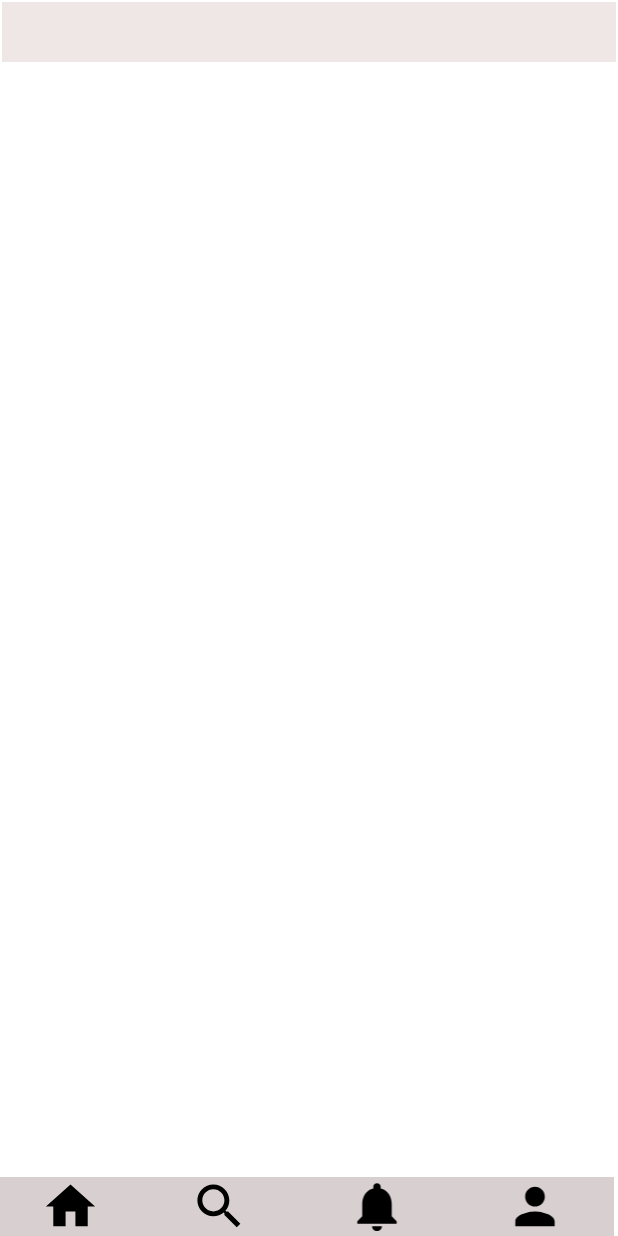
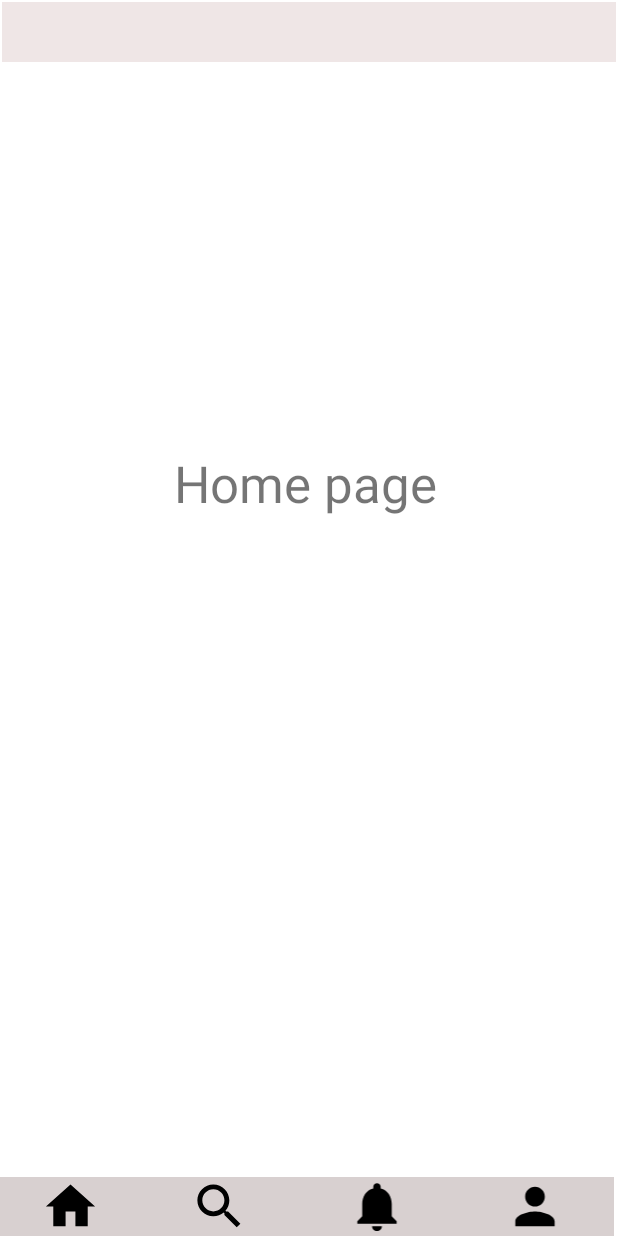
Before and after one commit to Dip-to/Q-Mark, an Android app: the homepage screen opened directly, with no data from a screen before it, on a phone screen of 412 x 824 dp. Run offline under Robolectric (Android 15) with nearby library versions, the phone set to English and light mode, and no system bars.

Commit message:
side_menu add

```diff
--- /dev/null
+++ b/app/src/main/java/com/example/q_mark/Addfriend.java
@@ -0,0 +1,19 @@
+package com.example.q_mark;
+
+import android.os.Bundle;
+import android.view.LayoutInflater;
+import android.view.View;
+import android.view.ViewGroup;
+
+import androidx.annotation.NonNull;
+import androidx.annotation.Nullable;
+import androidx.fragment.app.Fragment;
+
+public class Addfriend extends Fragment {
+
+    @Nullable
+    @Override
+    public View onCreateView(@NonNull LayoutInflater inflater, @Nullable ViewGroup container, @Nullable Bundle savedInstanceState) {
+        return inflater.inflate(R.layout.addfriend,container,false);
+    }
+}
--- /dev/null
+++ b/app/src/main/java/com/example/q_mark/Chat.java
@@ -0,0 +1,19 @@
+package com.example.q_mark;
+
+import android.os.Bundle;
+import android.view.LayoutInflater;
+import android.view.View;
+import android.view.ViewGroup;
+
+import androidx.annotation.NonNull;
+import androidx.annotation.Nullable;
+import androidx.fragment.app.Fragment;
+
+public class Chat  extends Fragment {
+
+    @Nullable
+    @Override
+    public View onCreateView(@NonNull LayoutInflater inflater, @Nullable ViewGroup container, @Nullable Bundle savedInstanceState) {
+        return inflater.inflate(R.layout.chat,container,false);
+    }
+}
--- /dev/null
+++ b/app/src/main/java/com/example/q_mark/Course.java
@@ -0,0 +1,19 @@
+package com.example.q_mark;
+
+import android.os.Bundle;
+import android.view.LayoutInflater;
+import android.view.View;
+import android.view.ViewGroup;
+
+import androidx.annotation.NonNull;
+import androidx.annotation.Nullable;
+import androidx.fragment.app.Fragment;
+
+public class Course extends Fragment {
+
+    @Nullable
+    @Override
+    public View onCreateView(@NonNull LayoutInflater inflater, @Nullable ViewGroup container, @Nullable Bundle savedInstanceState) {
+        return inflater.inflate(R.layout.course,container,false);
+    }
+}
--- /dev/null
+++ b/app/src/main/java/com/example/q_mark/Friends.java
@@ -0,0 +1,19 @@
+package com.example.q_mark;
+
+import android.os.Bundle;
+import android.view.LayoutInflater;
+import android.view.View;
+import android.view.ViewGroup;
+
+import androidx.annotation.NonNull;
+import androidx.annotation.Nullable;
+import androidx.fragment.app.Fragment;
+
+public class Friends extends Fragment {
+
+    @Nullable
+    @Override
+    public View onCreateView(@NonNull LayoutInflater inflater, @Nullable ViewGroup container, @Nullable Bundle savedInstanceState) {
+        return inflater.inflate(R.layout.friends,container,false);
+    }
+}
--- /dev/null
+++ b/app/src/main/java/com/example/q_mark/Home.java
@@ -0,0 +1,19 @@
+package com.example.q_mark;
+
+import android.os.Bundle;
+import android.view.LayoutInflater;
+import android.view.View;
+import android.view.ViewGroup;
+
+import androidx.annotation.NonNull;
+import androidx.annotation.Nullable;
+import androidx.fragment.app.Fragment;
+
+public class Home extends Fragment {
+
+    @Nullable
+    @Override
+    public View onCreateView(@NonNull LayoutInflater inflater, @Nullable ViewGroup container, @Nullable Bundle savedInstanceState) {
+        return inflater.inflate(R.layout.home,container,false);
+    }
+}
--- /dev/null
+++ b/app/src/main/java/com/example/q_mark/Notification.java
@@ -0,0 +1,19 @@
+package com.example.q_mark;
+
+import android.os.Bundle;
+import android.view.LayoutInflater;
+import android.view.View;
+import android.view.ViewGroup;
+
+import androidx.annotation.NonNull;
+import androidx.annotation.Nullable;
+import androidx.fragment.app.Fragment;
+
+public class Notification extends Fragment {
+
+    @Nullable
+    @Override
+    public View onCreateView(@NonNull LayoutInflater inflater, @Nullable ViewGroup container, @Nullable Bundle savedInstanceState) {
+        return inflater.inflate(R.layout.notification,container,false);
+    }
+}
--- /dev/null
+++ b/app/src/main/java/com/example/q_mark/Profile.java
@@ -0,0 +1,19 @@
+package com.example.q_mark;
+
+import android.os.Bundle;
+import android.view.LayoutInflater;
+import android.view.View;
+import android.view.ViewGroup;
+
+import androidx.annotation.NonNull;
+import androidx.annotation.Nullable;
+import androidx.fragment.app.Fragment;
+
+public class Profile extends Fragment {
+
+    @Nullable
+    @Override
+    public View onCreateView(@NonNull LayoutInflater inflater, @Nullable ViewGroup container, @Nullable Bundle savedInstanceState) {
+        return inflater.inflate(R.layout.profile,container,false);
+    }
+}
--- /dev/null
+++ b/app/src/main/java/com/example/q_mark/Settings.java
@@ -0,0 +1,19 @@
+package com.example.q_mark;
+
+import android.os.Bundle;
+import android.view.LayoutInflater;
+import android.view.View;
+import android.view.ViewGroup;
+
+import androidx.annotation.NonNull;
+import androidx.annotation.Nullable;
+import androidx.fragment.app.Fragment;
+
+public class Settings extends Fragment {
+
+    @Nullable
+    @Override
+    public View onCreateView(@NonNull LayoutInflater inflater, @Nullable ViewGroup container, @Nullable Bundle savedInstanceState) {
+        return inflater.inflate(R.layout.settings,container,false);
+    }
+}
--- /dev/null
+++ b/app/src/main/java/com/example/q_mark/Upload.java
@@ -0,0 +1,19 @@
+package com.example.q_mark;
+
+import android.os.Bundle;
+import android.view.LayoutInflater;
+import android.view.View;
+import android.view.ViewGroup;
+
+import androidx.annotation.NonNull;
+import androidx.annotation.Nullable;
+import androidx.fragment.app.Fragment;
+
+public class Upload extends Fragment {
+
+    @Nullable
+    @Override
+    public View onCreateView(@NonNull LayoutInflater inflater, @Nullable ViewGroup container, @Nullable Bundle savedInstanceState) {
+        return inflater.inflate(R.layout.upload,container,false);
+    }
+}
--- a/app/src/main/java/com/example/q_mark/homepage.java
+++ b/app/src/main/java/com/example/q_mark/homepage.java
@@ -1,5 +1,6 @@
 package com.example.q_mark;
 
+import androidx.annotation.NonNull;
 import androidx.appcompat.app.ActionBarDrawerToggle;
 import androidx.appcompat.app.AppCompatActivity;
 import androidx.appcompat.widget.Toolbar;
@@ -8,8 +9,11 @@ import androidx.drawerlayout.widget.DrawerLayout;
 
 import android.content.Intent;
 import android.os.Bundle;
+import android.view.MenuItem;
 
-public class homepage extends AppCompatActivity {
+import com.google.android.material.navigation.NavigationView;
+
+public class homepage extends AppCompatActivity implements NavigationView.OnNavigationItemSelectedListener {
     private DrawerLayout drawer;
 
     @Override
@@ -17,6 +21,59 @@ public class homepage extends AppCompatActivity {
         super.onCreate(savedInstanceState);
         getSupportActionBar().hide();
         setContentView(R.layout.activity_homepage);
+
+
+        NavigationView navigationView = findViewById(R.id.nav_view);
+        navigationView.setNavigationItemSelectedListener(this);
+
+        drawer = findViewById(R.id.drawer_layout);
+
+        ActionBarDrawerToggle toggle = new ActionBarDrawerToggle(this, drawer, R.string.navigation_drawer_open,
+                R.string.navigation_drawer_close);
+
+        drawer.addDrawerListener(toggle);
+        toggle.syncState();
+
+        if (savedInstanceState == null) {
+            getSupportFragmentManager().beginTransaction().replace(R.id.fragment_container,
+                    new Chat()).commit();
+            navigationView.setCheckedItem(R.id.side_menu_chat);
+
+            getSupportFragmentManager().beginTransaction().replace(R.id.fragment_container,
+                    new Profile()).commit();
+            navigationView.setCheckedItem(R.id.side_menu_profile);
+
+            getSupportFragmentManager().beginTransaction().replace(R.id.fragment_container,
+                    new Notification()).commit();
+            navigationView.setCheckedItem(R.id.side_menu_notification);
+
+            getSupportFragmentManager().beginTransaction().replace(R.id.fragment_container,
+                    new Friends()).commit();
+            navigationView.setCheckedItem(R.id.side_menu_friends);
+            getSupportFragmentManager().beginTransaction().replace(R.id.fragment_container,
+                    new Addfriend()).commit();
+            navigationView.setCheckedItem(R.id.side_menu_addfriend);
+
+            getSupportFragmentManager().beginTransaction().replace(R.id.fragment_container,
+                    new Upload()).commit();
+            navigationView.setCheckedItem(R.id.side_menu_upload);
+
+            getSupportFragmentManager().beginTransaction().replace(R.id.fragment_container,
+                    new Settings()).commit();
+            navigationView.setCheckedItem(R.id.side_menu_settings);
+
+            getSupportFragmentManager().beginTransaction().replace(R.id.fragment_container,
+                    new Course()).commit();
+            navigationView.setCheckedItem(R.id.side_menu_course);
+
+            getSupportFragmentManager().beginTransaction().replace(R.id.fragment_container,
+                    new Home()).commit();
+            navigationView.setCheckedItem(R.id.side_menu_home);
+
+
+        }
+
+
     }
 
     @Override
@@ -29,4 +86,55 @@ public class homepage extends AppCompatActivity {
 
     }
 
+    @Override
+    public boolean onNavigationItemSelected(@NonNull MenuItem item) {
+        switch (item.getItemId()) {
+            case R.id.side_menu_chat:
+                getSupportFragmentManager().beginTransaction().replace(R.id.fragment_container,
+                        new Chat()).commit();
+                break;
+
+            case R.id.side_menu_home:
+                getSupportFragmentManager().beginTransaction().replace(R.id.fragment_container,
+                        new Home()).commit();
+                break;
+
+            case R.id.side_menu_profile:
+                getSupportFragmentManager().beginTransaction().replace(R.id.fragment_container,
+                        new Profile()).commit();
+                break;
+            case R.id.side_menu_friends:
+                getSupportFragmentManager().beginTransaction().replace(R.id.fragment_container,
+                        new Friends()).commit();
+                break;
+
+            case R.id.side_menu_notification:
+                getSupportFragmentManager().beginTransaction().replace(R.id.fragment_container,
+                        new Notification()).commit();
+                break;
+
+            case R.id.side_menu_course:
+                getSupportFragmentManager().beginTransaction().replace(R.id.fragment_container,
+                        new Course()).commit();
+                break;
+
+            case R.id.side_menu_addfriend:
+                getSupportFragmentManager().beginTransaction().replace(R.id.fragment_container,
+                        new Addfriend()).commit();
+                break;
+
+            case R.id.side_menu_upload:
+                getSupportFragmentManager().beginTransaction().replace(R.id.fragment_container,
+                        new Upload()).commit();
+                break;
+
+            case R.id.side_menu_settings:
+                getSupportFragmentManager().beginTransaction().replace(R.id.fragment_container,
+                        new Settings()).commit();
+
+                break;
+        }
+        drawer.closeDrawer(GravityCompat.START);
+        return true;
+    }
 }
--- a/app/src/main/res/layout/activity_homepage.xml
+++ b/app/src/main/res/layout/activity_homepage.xml
@@ -69,8 +69,7 @@
     <LinearLayout
         android:layout_width="match_parent"
         android:layout_height="match_parent"
-        android:orientation="vertical"
-        android:visibility="gone">
+        android:orientation="vertical">
 
         <FrameLayout
             android:id="@+id/fragment_container"
@@ -84,7 +83,6 @@
         android:layout_width="wrap_content"
         android:layout_height="match_parent"
         android:layout_gravity="start"
-        android:visibility="gone"
         app:headerLayout="@layout/nav_header"
         app:menu="@menu/drawer_menu" />
 
--- /dev/null
+++ b/app/src/main/res/layout/home.xml
@@ -0,0 +1,21 @@
+<?xml version="1.0" encoding="utf-8"?>
+<androidx.constraintlayout.widget.ConstraintLayout xmlns:android="http://schemas.android.com/apk/res/android"
+    xmlns:app="http://schemas.android.com/apk/res-auto"
+    xmlns:tools="http://schemas.android.com/tools"
+    android:layout_width="match_parent"
+    android:layout_height="match_parent">
+
+    <TextView
+        android:id="@+id/textView4"
+        android:layout_width="212dp"
+        android:layout_height="104dp"
+        android:layout_marginStart="116dp"
+        android:layout_marginTop="299dp"
+        android:layout_marginBottom="413dp"
+        android:text="Home page"
+        android:textSize="34sp"
+        app:layout_constraintBottom_toBottomOf="parent"
+        app:layout_constraintStart_toStartOf="parent"
+        app:layout_constraintTop_toTopOf="parent"
+        app:layout_constraintVertical_bias="0.0" />
+</androidx.constraintlayout.widget.ConstraintLayout>
```
Also changed, not shown: app/src/main/res/layout/addfriend.xml (added, +21 -0 lines), app/src/main/res/layout/chat.xml (added, +21 -0 lines), app/src/main/res/layout/course.xml (added, +21 -0 lines), app/src/main/res/layout/friends.xml (added, +21 -0 lines), app/src/main/res/layout/notification.xml (added, +21 -0 lines), app/src/main/res/layout/profile.xml (added, +21 -0 lines), app/src/main/res/layout/settings.xml (added, +21 -0 lines), app/src/main/res/layout/upload.xml (added, +21 -0 lines).
